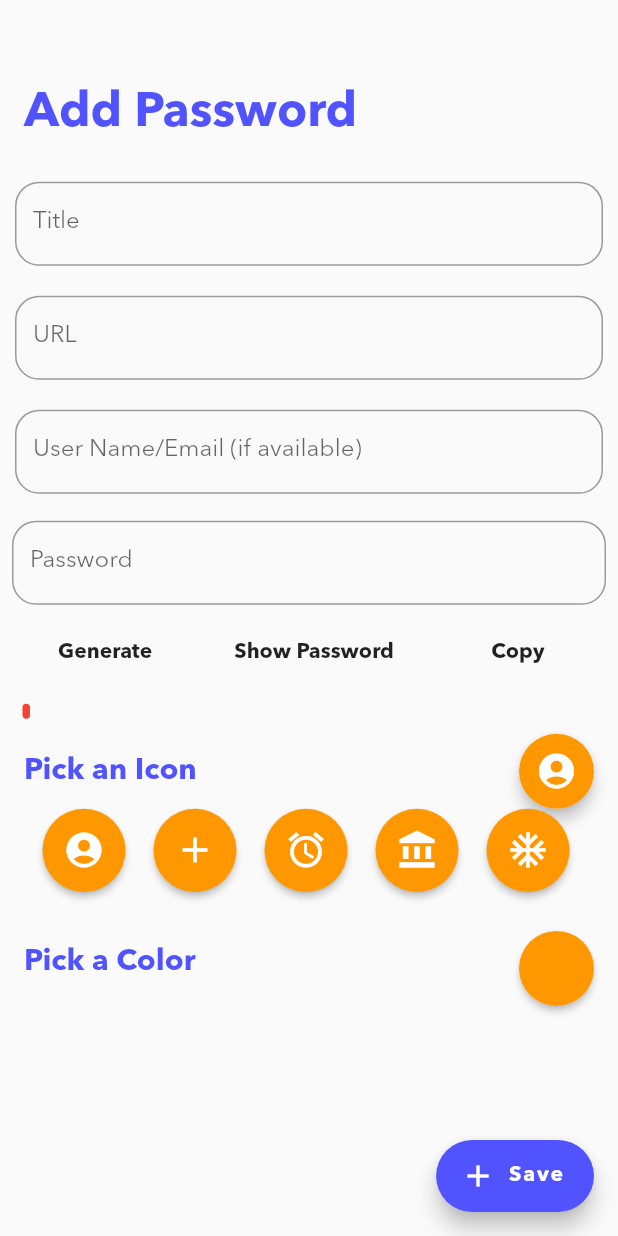
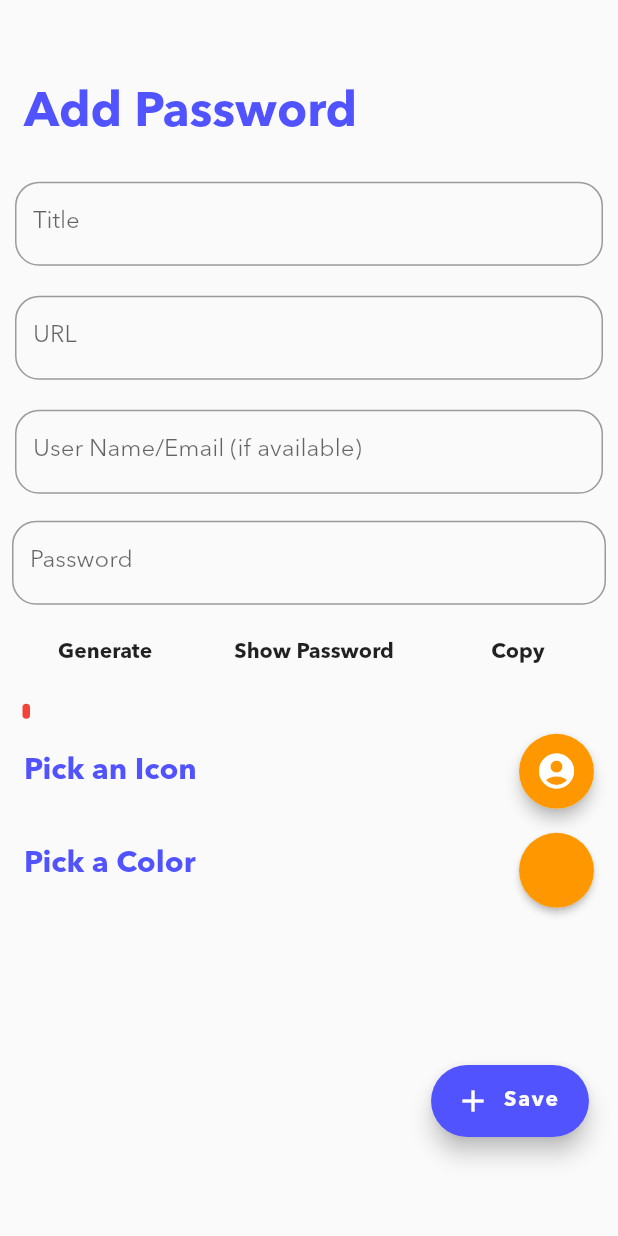
Before and after one commit to hades12x1/Storage_Infomation, a Flutter app: the AddPassword screen opened directly, on a phone screen of 412 x 824 dp. Run offline on Flutter 3.47's test engine with Material 2 defaults, Android fonts, the phone set to English and light mode, and no system bars; our stand-ins replace dynamic_theme, flutter_secure_storage, local_auth, shared_preferences, sqflite; missing offline and left inert: encrypt, flutter_material_color_picker, password_strength; accounts and stored records are empty.

Commit message:
Change button location add password

```diff
--- a/lib/pages/AddPasswordPage.dart
+++ b/lib/pages/AddPasswordPage.dart
@@ -344,30 +344,6 @@ class _AddPasswordState extends State<AddPassword> {
                     ),
                   ),
                   Padding(
-                    padding: EdgeInsets.fromLTRB(20.0, 0, 24, 10),
-                    child: GridView.count(
-                        shrinkWrap: true,
-                        scrollDirection: Axis.vertical,
-                        crossAxisCount: 5,
-                        crossAxisSpacing: 2,
-                        mainAxisSpacing: 15,
-                        childAspectRatio: 1.3,
-                        children: List.generate(icons.length, (index) {
-                          return InkWell(
-                            onTap: () {
-                              setState(() {
-                                pickedIcon = index;
-                              });
-                            },
-                            child: Material(
-                                elevation: 2.0,
-                                color: pickedColor,
-                                shape: CircleBorder(),
-                                child: icons[index]),
-                          );
-                        })),
-                  ),
-                  Padding(
                     padding: const EdgeInsets.all(8.0),
                     child: Row(
                       mainAxisAlignment: MainAxisAlignment.spaceBetween,
@@ -403,7 +379,11 @@ class _AddPasswordState extends State<AddPassword> {
           ],
         ),
       ),
-      floatingActionButton: FloatingActionButton.extended(
+      floatingActionButton: Container(
+        padding: EdgeInsets.only(bottom: 50.0, left: 300),
+        child: Align(
+          alignment: Alignment.bottomCenter,
+          child: FloatingActionButton.extended(
             backgroundColor: primaryColor,
             label: Text('Save'),
             icon: Icon(Icons.add),
@@ -426,6 +406,8 @@ class _AddPasswordState extends State<AddPassword> {
                 // print(Theme.of(context).accentColor);
               }
             },
+          ),
+        ),
       ),
     );
   }
```
Lines whose indentation alone changed are shown as unchanged.
